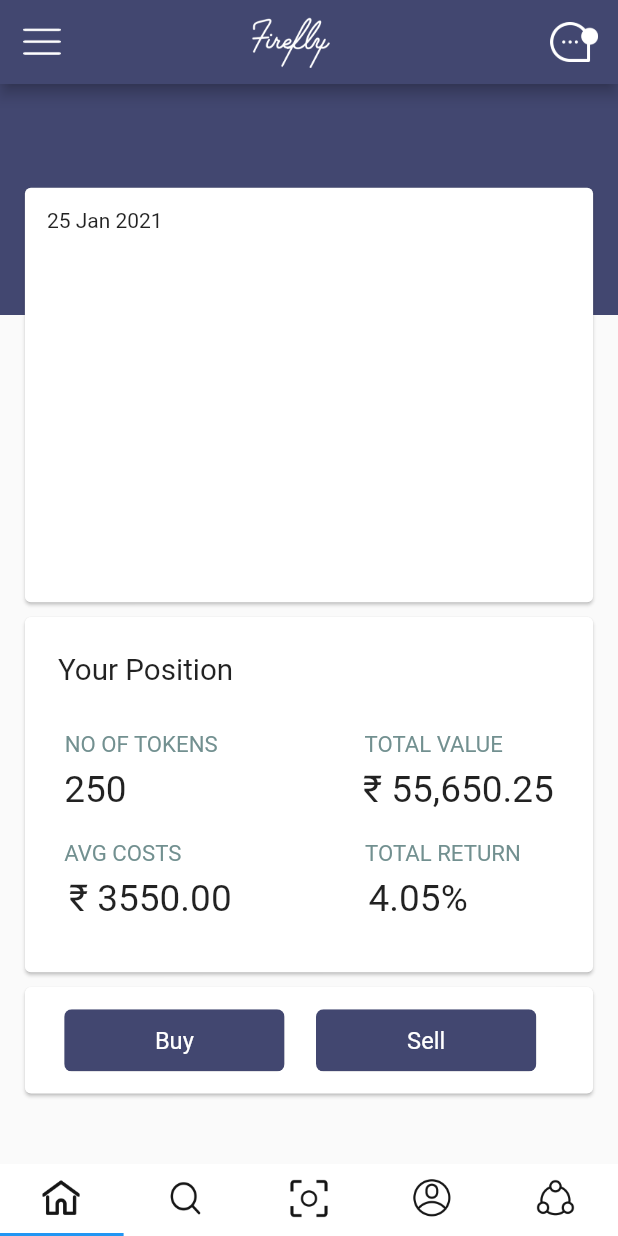
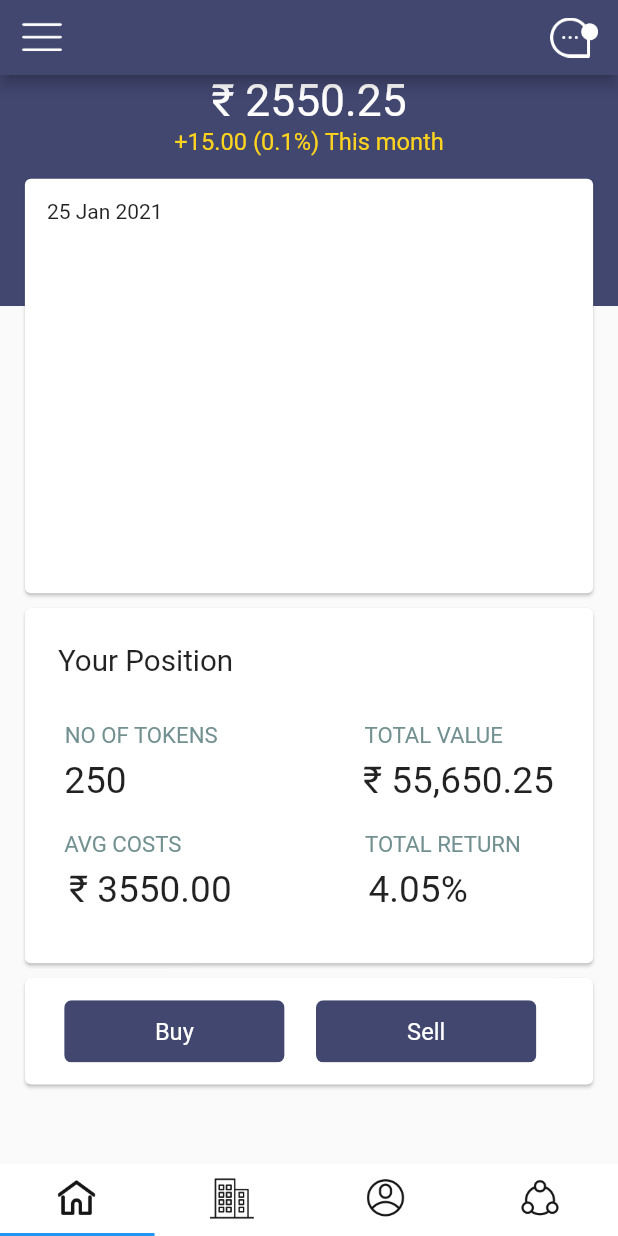
Before and after one commit to ptlmay25/Flutter_app_frontend, a Flutter app: the Home screen opened directly, on a phone screen of 412 x 824 dp. Run offline on Flutter 3.47's test engine with Material 2 defaults, Android fonts, the phone set to English and light mode, and no system bars; our stand-ins replace firebase_auth, flutter_svg, universal_io; missing offline and left inert: sms_otp_auto_verify; accounts and stored records are empty; network calls fail.

Commit message:
bussiness tab added

```diff
--- a/ibiz/lib/view/bottom/hometab.dart
+++ b/ibiz/lib/view/bottom/hometab.dart
@@ -22,6 +22,19 @@ class _HometabState extends State<Hometab> {
             Container(
                 width: MediaQuery.of(context).size.width,
                 height: 154,
+                child: Column(children: <Widget>[
+                  Text(
+                    "₹ 2550.25",
+                    style: TextStyle(
+                        fontSize: 30 * SizeConfig.heightMultiplier,
+                        fontFamily: "Roboto",
+                        color: Colors.white),
+                  ),
+                  Text('+15.00 (0.1%) This month',
+                      style: TextStyle(
+                          color: Color.fromARGB(255, 255, 212, 31),
+                          fontSize: 16 * SizeConfig.heightMultiplier))
+                ]),
                 color: Color.fromARGB(255, 66, 71, 112))
           ],
         ),
--- a/ibiz/lib/view/home.dart
+++ b/ibiz/lib/view/home.dart
@@ -22,7 +22,7 @@ class _HomeState extends State<Home> with SingleTickerProviderStateMixin {
   @override
   void initState() {
     super.initState();
-    controller = new TabController(length: 5, vsync: this);
+    controller = new TabController(length: 4, vsync: this);
   }
 
   @override
@@ -35,10 +35,11 @@ class _HomeState extends State<Home> with SingleTickerProviderStateMixin {
   Widget build(BuildContext context) {
     return Scaffold(
         appBar: AppBar(
+          toolbarHeight: 50,
           leading: Builder(builder: (context) {
             return IconButton(
               icon: SizedBox(
-                height: 25 * SizeConfig.heightMultiplier,
+                height: 50 * SizeConfig.heightMultiplier,
                 width: 25 * SizeConfig.widthMultiplier,
                 child: new Image.asset("assets/icons/menu_bar.png"),
               ),
@@ -46,17 +47,17 @@ class _HomeState extends State<Home> with SingleTickerProviderStateMixin {
             );
           }),
           backgroundColor: Color.fromARGB(255, 66, 71, 112),
-          title: Padding(
-            padding: EdgeInsets.only(
-              top: 15 * SizeConfig.heightMultiplier,
-              bottom: 14.3 * SizeConfig.heightMultiplier,
-              left: 65 * SizeConfig.widthMultiplier,
-            ),
-            child: SizedBox(
-                height: 34.71 * SizeConfig.heightMultiplier,
-                width: 100 * SizeConfig.widthMultiplier,
-                child: Image.asset("assets/icons/name.png")),
-          ),
+          // title: Padding(
+          //   padding: EdgeInsets.only(
+          //     top: 15 * SizeConfig.heightMultiplier,
+          //     bottom: 14.3 * SizeConfig.heightMultiplier,
+          //     left: 65 * SizeConfig.widthMultiplier,
+          //   ),
+          //   child: SizedBox(
+          //       height: 34.71 * SizeConfig.heightMultiplier,
+          //       width: 100 * SizeConfig.widthMultiplier,
+          //       child: Image.asset("assets/icons/name.png")),
+          // ),
           actions: [
             Padding(
               padding: EdgeInsets.only(
@@ -86,13 +87,7 @@ class _HomeState extends State<Home> with SingleTickerProviderStateMixin {
                 icon: SizedBox(
                     height: 30 * SizeConfig.heightMultiplier,
                     width: 30 * SizeConfig.widthMultiplier,
-                    child: new Image.asset("assets/icons/search30px.png",
-                        fit: BoxFit.fitHeight))),
-            new Tab(
-                icon: SizedBox(
-                    height: 30 * SizeConfig.heightMultiplier,
-                    width: 30 * SizeConfig.widthMultiplier,
-                    child: new Image.asset("assets/icons/scan_code30px.png",
+                    child: new Image.asset("assets/icons/Business30px.png",
                         fit: BoxFit.fitHeight))),
             new Tab(
                 icon: SizedBox(
@@ -111,116 +106,13 @@ class _HomeState extends State<Home> with SingleTickerProviderStateMixin {
         body: new TabBarView(
           controller: controller,
           children: <Widget>[
-            new Hometab(userModel: widget.userModel,),
+            new Hometab(
+              userModel: widget.userModel,
+            ),
             new Searchtab(),
-            new Scantab(),
             new Accounttab(),
             new Sharetab()
           ],
-        )
-        // bottomNavigationBar: BottomNavigationBar(
-        //   type: BottomNavigationBarType.fixed,
-        //   backgroundColor: Colors.white,
-        //   items: [
-        //     BottomNavigationBarItem(
-        //       icon: SizedBox(
-        //           height: 25 * SizeConfig.heightMultiplier,
-        //           width: 25 * SizeConfig.widthMultiplier,
-        //           child: new Image.asset("assets/icons/home.png")),
-        //       title: Container(
-        //         height: 8,
-        //         child: Text(
-        //           "Home",
-        //           textAlign: TextAlign.center,
-        //           style: TextStyle(
-        //             color: Color(0xff151515),
-        //             fontSize: 9,
-        //           ),
-        //         ),
-        //       ),
-        //     ),
-        //     BottomNavigationBarItem(
-        //       icon: SizedBox(
-        //           height: 25 * SizeConfig.heightMultiplier,
-        //           width: 25 * SizeConfig.widthMultiplier,
-        //           child: new Image.asset("assets/icons/search 1.png")),
-        //       title: Container(
-        //         height: 8,
-        //         child: Text(
-        //           "Search",
-        //           textAlign: TextAlign.center,
-        //           style: TextStyle(
-        //             color: Color(0xff151515),
-        //             fontSize: 9,
-        //           ),
-        //         ),
-        //       ),
-        //     ),
-        //     BottomNavigationBarItem(
-        //       icon: SizedBox(
-        //           height: 25 * SizeConfig.heightMultiplier,
-        //           width: 25 * SizeConfig.widthMultiplier,
-        //           child: new Image.asset("assets/icons/Focus 2.png")),
-        //       title: Container(
-        //         height: 8,
-        //         child: SizedBox(
-        //           width: 70,
-        //           height: 20,
-        //           child: Text(
-        //             "Scan Code",
-        //             textAlign: TextAlign.center,
-        //             style: TextStyle(
-        //               color: Color(0xff151515),
-        //               fontSize: 9,
-        //             ),
-        //           ),
-        //         ),
-        //       ),
-        //     ),
-        //     BottomNavigationBarItem(
-        //       icon: SizedBox(
-        //           height: 25 * SizeConfig.heightMultiplier,
-        //           width: 25 * SizeConfig.widthMultiplier,
-        //           child: new Image.asset("assets/icons/profile pic.png")),
-        //       title: Container(
-        //         height: 8,
-        //         child: SizedBox(
-        //           width: 70,
-        //           height: 20,
-        //           child: Text(
-        //             "Account",
-        //             textAlign: TextAlign.center,
-        //             style: TextStyle(
-        //               color: Color(0xff151515),
-        //               fontSize: 9,
-        //             ),
-        //           ),
-        //         ),
-        //       ),
-        //     ),
-        //     BottomNavigationBarItem(
-        //       icon: SizedBox(
-        //           height: 25 * SizeConfig.heightMultiplier,
-        //           width: 25 * SizeConfig.widthMultiplier,
-        //           child: new Image.asset("assets/icons/Invite friends.png")),
-        //       title: Container(
-        //         height: 8,
-        //         child: SizedBox(
-        //           width: 70,
-        //           height: 20,
-        //           child: Text(
-        //             "Share",
-        //             textAlign: TextAlign.center,
-        //             style: TextStyle(
-        //               color: Color(0xff151515),
-        //               fontSize: 9,
-        //             ),
-        //           ),
-        //         ),
-        //       ),
-        //     )
-        //   ],
-        // ),
-        );
+        ));
   }
 }
--- a/ibiz/pubspec.yaml
+++ b/ibiz/pubspec.yaml
@@ -65,7 +65,7 @@ flutter:
     - assets/icons/bank_building.png
     - assets/icons/clipboards.png
     - assets/icons/home30px.png
-    - assets/icons/search30px.png
+    - assets/icons/Business30px.png
     - assets/icons/invite_friend30px.png
     - assets/icons/scan_code30px.png
     - assets/icons/account30px.png
```
Also changed, not shown: ibiz/assets/icons/Business30px.png (added), 1 other file.
